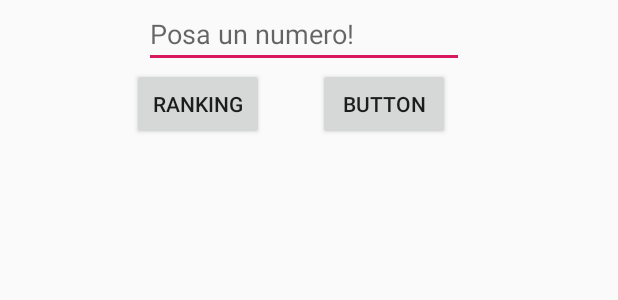
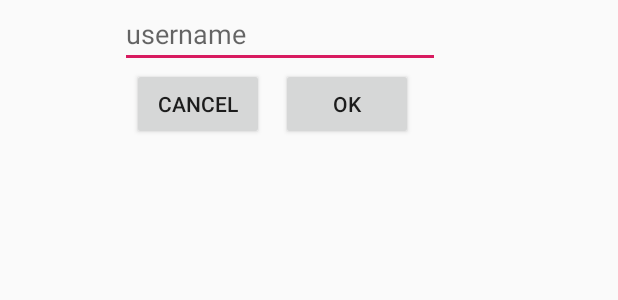
Before and after one commit to imac1080/M8pt3, an Android app: the layout dialog_signin.xml on its own in the app's theme, with its tools: preview values and no code run, on a phone screen of 412 x 824 dp. Shown: the top 300 px of the screen. Run offline under Robolectric (Android 15) with nearby library versions, the phone set to English and light mode, and no system bars.

Commit message:
tercer commit

```diff
--- a/app/src/main/java/com/example/m8button/Persona.java
+++ b/app/src/main/java/com/example/m8button/Persona.java
@@ -12,8 +12,12 @@ public class Persona {
         this.qualificacio = qualificacio;
     }
 
+    public String getNom() {
+        return nom;
+    }
+
     @Override
     public String toString() {
-        return nom;
+        return nom+" - "+qualificacio;
     }
 }
--- a/app/src/main/res/layout/activity_main.xml
+++ b/app/src/main/res/layout/activity_main.xml
@@ -22,7 +22,7 @@
         app:layout_constraintTop_toTopOf="parent" />
 
     <EditText
-        android:id="@+id/number"
+        android:id="@+id/textUserRanking"
         android:layout_width="wrap_content"
         android:layout_height="wrap_content"
         android:layout_marginStart="96dp"
--- a/app/src/main/res/layout/dialog_signin.xml
+++ b/app/src/main/res/layout/dialog_signin.xml
@@ -10,7 +10,7 @@
         android:id="@+id/button"
         android:layout_width="wrap_content"
         android:layout_height="wrap_content"
-        android:text="@string/button"
+        android:text="@string/ok"
         app:layout_constraintBottom_toBottomOf="parent"
         app:layout_constraintEnd_toEndOf="parent"
         app:layout_constraintHorizontal_bias="0.656"
@@ -19,14 +19,14 @@
         app:layout_constraintVertical_bias="1.0" />
 
     <EditText
-        android:id="@+id/number"
+        android:id="@+id/textUserRanking"
         android:layout_width="wrap_content"
         android:layout_height="wrap_content"
-        android:layout_marginStart="96dp"
-        android:layout_marginEnd="102dp"
+        android:layout_marginStart="80dp"
+        android:layout_marginEnd="80dp"
         android:autofillHints="Posa un numero"
         android:ems="10"
-        android:hint="@string/posa_un_numero"
+        android:hint="@string/username"
         android:inputType="text"
         android:visibility="visible"
         app:layout_constraintBottom_toTopOf="@+id/button"
@@ -42,7 +42,7 @@
         android:layout_width="wrap_content"
         android:layout_height="wrap_content"
         android:layout_marginStart="88dp"
-        android:text="@string/ranking"
+        android:text="@string/cancel"
         app:layout_constraintBottom_toBottomOf="parent"
         app:layout_constraintStart_toStartOf="parent" />
 </androidx.constraintlayout.widget.ConstraintLayout>
```
Also changed, not shown: app/src/main/java/com/example/m8button/MainActivity.java (+30 -19 lines), app/src/main/java/com/example/m8button/RankingActivity.java (+8 -2 lines).
